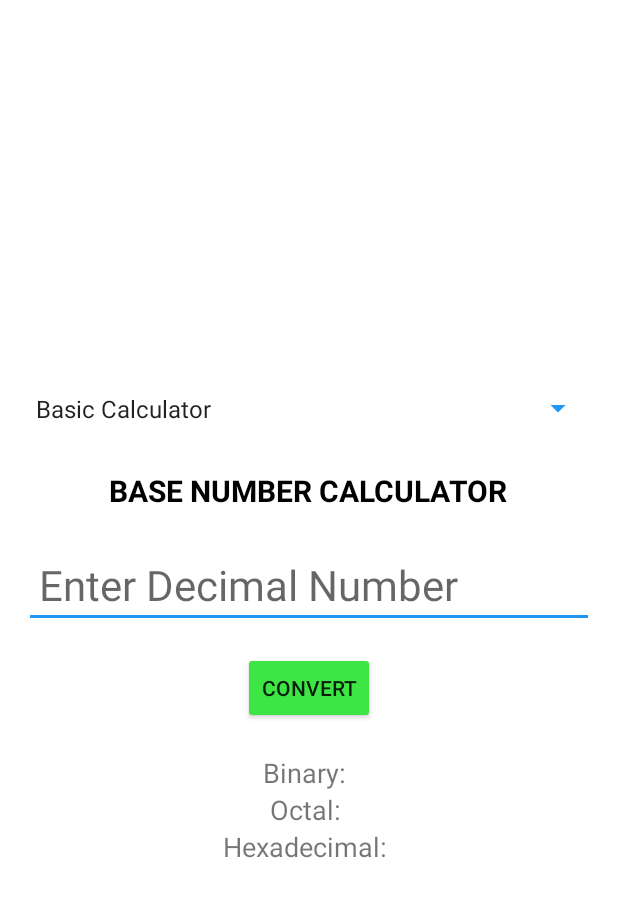
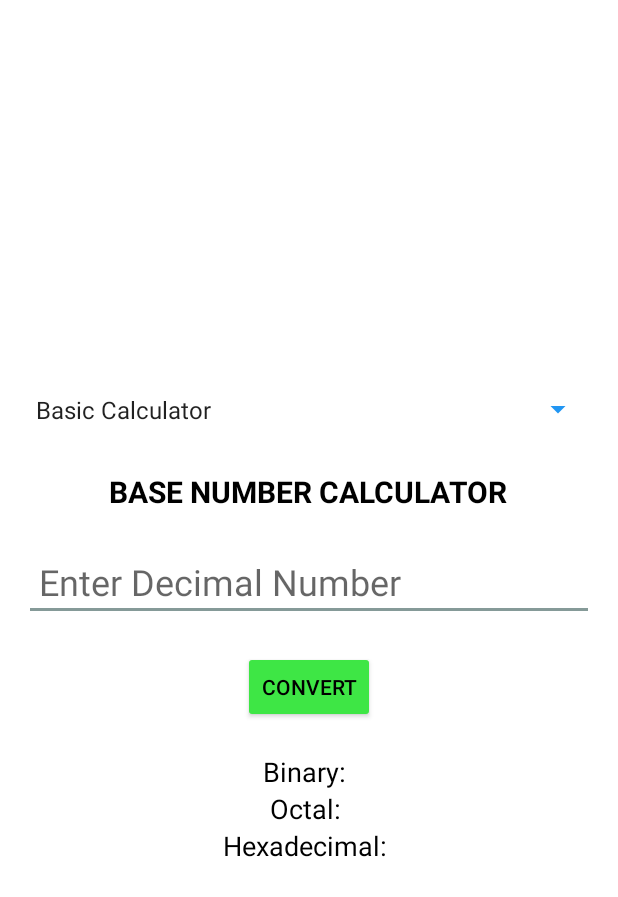
Before and after one commit to itsbbln/MDPractical, an Android app: the layout base_number_calculator.xml on its own in the app's theme, with its tools: preview values and no code run, on a phone screen of 412 x 824 dp. Shown: the top 897 px of the screen. Run offline under Robolectric (Android 15) with nearby library versions, the phone set to English and light mode, and no system bars.

Commit message:
DI MUGANA ANG BASE

```diff
--- a/app/src/main/java/com/example/mdpractical/MainActivity.java
+++ b/app/src/main/java/com/example/mdpractical/MainActivity.java
@@ -37,6 +37,7 @@ public class MainActivity extends AppCompatActivity {
                 if (selected.equals("Base Number Calculator")) {
                     Intent intent = new Intent(MainActivity.this, BaseNumberCalculator.class);
                     startActivity(intent);
+                    finish();
                 } else if (selected.equals("Unit Converter")) {
                     Intent intent = new Intent(MainActivity.this, UnitConverter.class);
                     startActivity(intent);
--- a/app/src/main/res/layout/base_number_calculator.xml
+++ b/app/src/main/res/layout/base_number_calculator.xml
@@ -22,11 +22,10 @@
         android:layout_width="wrap_content"
         android:layout_height="wrap_content"
         android:textSize="20sp"
-        android:text="BASE NUMBER \CALCULATOR"
+        android:text="BASE NUMBER CALCULATOR"
         android:layout_marginBottom="20dp"
         android:textColor="@color/black"
         android:textStyle="bold"/>
-
 
     <EditText
         android:id="@+id/inputNumber"
@@ -34,17 +33,18 @@
         android:layout_height="wrap_content"
         android:hint="Enter Decimal Number"
         android:inputType="number"
-        android:textSize="28sp"
+        android:textSize="24sp"
         android:padding="10dp"
-        android:backgroundTint="@color/blue"/>
+        android:textColor="@color/black"/>
 
     <Button
         android:id="@+id/convertButton"
         android:layout_width="wrap_content"
         android:layout_height="wrap_content"
         android:text="Convert"
-        android:layout_marginTop="16dp"
-        android:backgroundTint="@color/green"/>
+        android:layout_marginTop="20dp"
+        android:backgroundTint="@color/green"
+        android:textColor="@color/black"/>
 
     <TextView
         android:id="@+id/resultBinary"
@@ -52,6 +52,7 @@
         android:layout_height="wrap_content"
         android:text="Binary: "
         android:textSize="18sp"
+        android:textColor="@color/black"
         android:layout_marginTop="20dp"/>
 
     <TextView
@@ -59,12 +60,14 @@
         android:layout_width="wrap_content"
         android:layout_height="wrap_content"
         android:text="Octal: "
-        android:textSize="18sp"/>
+        android:textSize="18sp"
+        android:textColor="@color/black"/>
 
     <TextView
         android:id="@+id/resultHex"
         android:layout_width="wrap_content"
         android:layout_height="wrap_content"
         android:text="Hexadecimal: "
-        android:textSize="18sp"/>
+        android:textSize="18sp"
+        android:textColor="@color/black"/>
 </LinearLayout>
```
Also changed, not shown: app/src/main/java/com/example/mdpractical/BaseNumberCalculator.java (+76 -1 lines), app/src/main/res/layout/basic_calculator.xml (+11 -10 lines).
